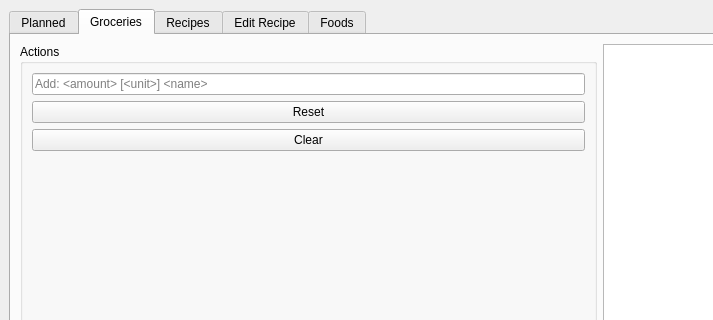
Old version of the form dashboard.ui in the repository benjaminogles/budget-meal-planner; both pictures show x 0 to 713 and y 0 to 320 of the 1200 by 800 pixel window.
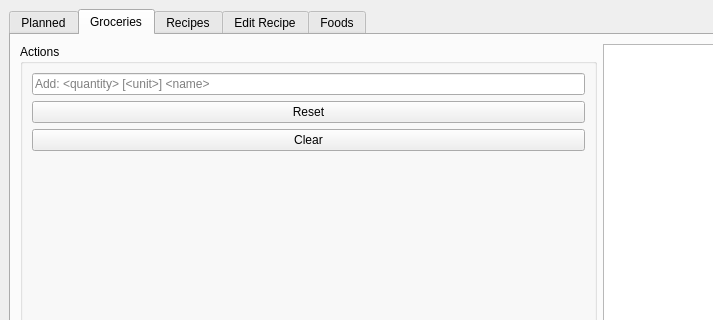
New version of the form. The open tabs and pages were chosen to show the change.

Commit message: use 'quantity' instead of 'amount'

```diff
--- a/dashboard.ui
+++ b/dashboard.ui
@@ -44,7 +44,7 @@
            <item>
             <widget class="QLineEdit" name="leGrocery">
              <property name="placeholderText">
-              <string>Add: &lt;amount&gt; [&lt;unit&gt;] &lt;name&gt;</string>
+              <string>Add: &lt;quantity&gt; [&lt;unit&gt;] &lt;name&gt;</string>
              </property>
             </widget>
            </item>
```
Left out of the diff: 2 changed lines with no effect on the pictures.
